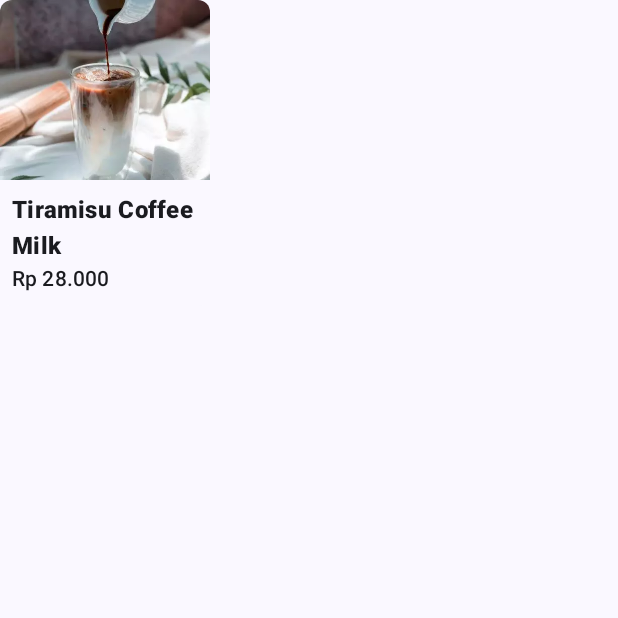
After one commit to azkifairuz/JettCoffee, an Android app built with Jetpack Compose: the composable MenuItem called with sample values from the repository, on a phone screen of 412 x 824 dp, the top half of it. The commit adds this screen. Run offline under Robolectric (Android 15) with nearby library versions, the phone set to English and light mode, and no system bars.

Commit message:
component menu item

```diff
--- a/app/src/main/java/com/azkifairuz/jetcoffee/ui/components/CategoryItem.kt
+++ b/app/src/main/java/com/azkifairuz/jetcoffee/ui/components/CategoryItem.kt
@@ -1,16 +1,19 @@
 package com.azkifairuz.jetcoffee.ui.components
 
 import androidx.compose.foundation.Image
+import androidx.compose.foundation.background
 import androidx.compose.foundation.layout.Column
 import androidx.compose.foundation.layout.padding
 import androidx.compose.foundation.layout.paddingFromBaseline
 import androidx.compose.foundation.layout.size
 import androidx.compose.foundation.shape.CircleShape
+import androidx.compose.foundation.shape.RoundedCornerShape
 import androidx.compose.material3.Text
 import androidx.compose.runtime.Composable
 import androidx.compose.ui.Alignment
 import androidx.compose.ui.Modifier
 import androidx.compose.ui.draw.clip
+import androidx.compose.ui.graphics.Color
 import androidx.compose.ui.res.painterResource
 import androidx.compose.ui.res.stringResource
 import androidx.compose.ui.tooling.preview.Preview
@@ -26,7 +29,6 @@ fun CategoryItem(
     modifier: Modifier = Modifier
 ) {
     Column(
-        modifier = modifier,
         horizontalAlignment = Alignment.CenterHorizontally
     ) {
         Image(
--- /dev/null
+++ b/app/src/main/java/com/azkifairuz/jetcoffee/ui/components/MenuItem.kt
@@ -0,0 +1,67 @@
+package com.azkifairuz.jetcoffee.ui.components
+
+import androidx.compose.foundation.Image
+import androidx.compose.foundation.layout.Column
+import androidx.compose.foundation.layout.height
+import androidx.compose.foundation.layout.padding
+import androidx.compose.foundation.layout.width
+import androidx.compose.foundation.shape.RoundedCornerShape
+import androidx.compose.material3.Card
+import androidx.compose.material3.CardDefaults
+import androidx.compose.material3.MaterialTheme
+import androidx.compose.material3.Text
+import androidx.compose.runtime.Composable
+import androidx.compose.ui.Modifier
+import androidx.compose.ui.layout.ContentScale
+import androidx.compose.ui.res.painterResource
+import androidx.compose.ui.text.font.FontWeight
+import androidx.compose.ui.tooling.preview.Preview
+import androidx.compose.ui.unit.dp
+import com.azkifairuz.jetcoffee.Menus
+import com.azkifairuz.jetcoffee.R
+
+@Composable
+fun MenuItem(
+    menus: Menus,
+    modifier: Modifier = Modifier
+) {
+    Card(
+        modifier = modifier.width(140.dp),
+        shape = RoundedCornerShape(8.dp),
+        colors = CardDefaults.cardColors(
+            containerColor = MaterialTheme.colorScheme.background,
+        ),
+    ) {
+        Column{
+            Image(
+                painter = painterResource(id = menus.image),
+                contentDescription = null,
+                contentScale = ContentScale.Crop,
+                modifier = modifier.height(120.dp)
+            )
+            Column(modifier = modifier.padding(8.dp)) {
+                Text(
+                    text = menus.title,
+                    style = MaterialTheme.typography.titleMedium.copy(
+                        fontWeight = FontWeight.ExtraBold
+                    ),
+                )
+                Text(
+                    text = menus.price,
+                    style = MaterialTheme.typography.titleSmall
+                )
+            }
+        }
+    }
+
+}
+
+@Preview
+@Composable
+fun MenuItemPrev() {
+    MenuItem(
+        menus = Menus(
+            R.drawable.menu1, "Tiramisu Coffee Milk", "Rp 28.000"
+        )
+    )
+}
```
